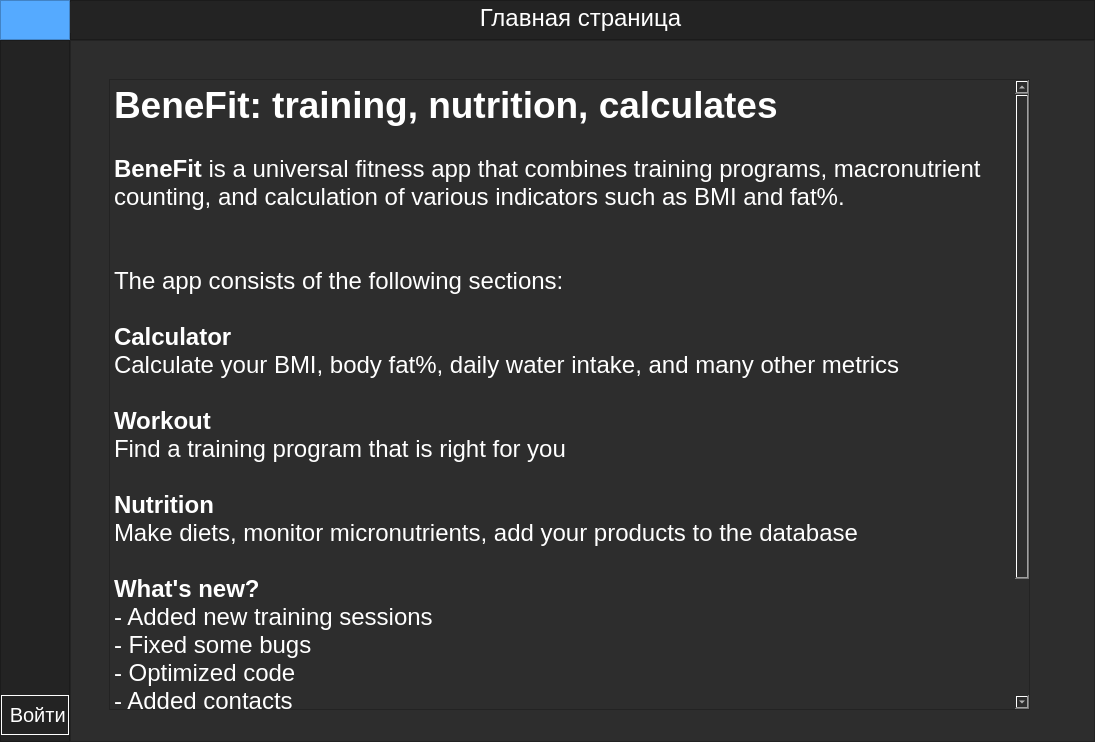
Before: the Qt Designer form ui_main.ui in AlGaRitm2020/BeneFit, drawn with Qt 5.
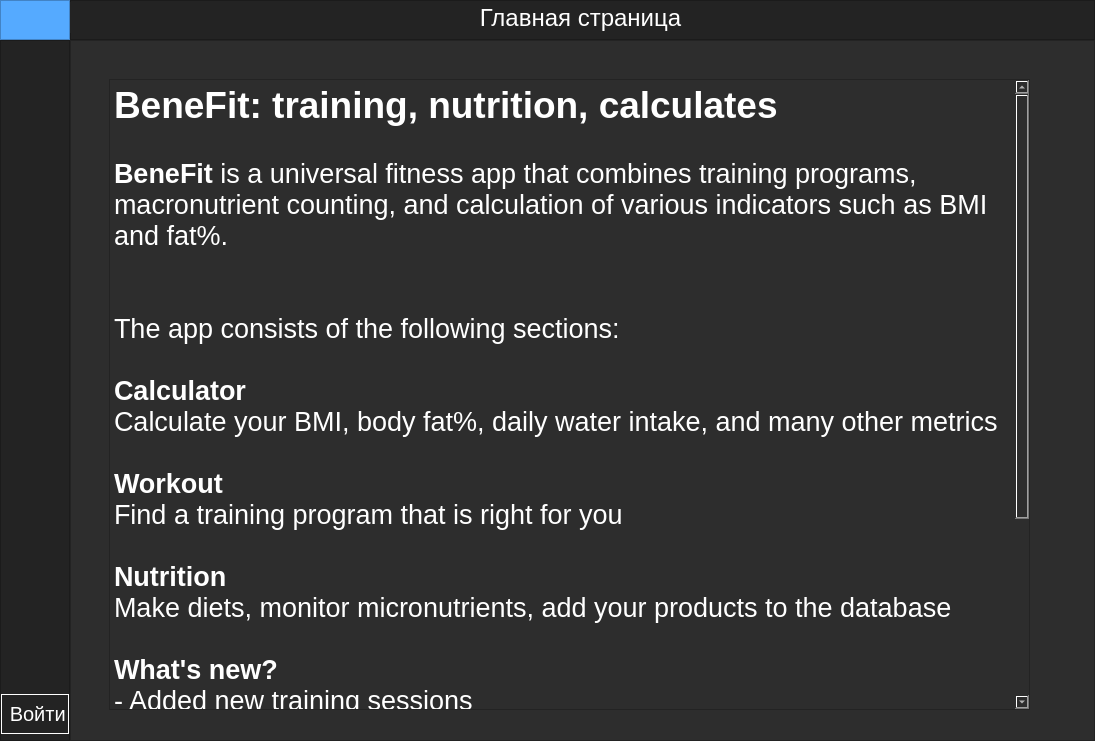
After: the same form once the commit is applied. The open tabs and pages were chosen to show the change. Icons and pictures are not drawn.

```diff
--- a/ui_main.ui
+++ b/ui_main.ui
@@ -7,7 +7,7 @@
     <x>0</x>
     <y>0</y>
     <width>1095</width>
-    <height>742</height>
+    <height>741</height>
    </rect>
   </property>
   <property name="minimumSize">
@@ -1551,31 +1551,31 @@
 p, li { white-space: pre-wrap; }
 &lt;/style&gt;&lt;/head&gt;&lt;body style=&quot; font-family:'MS Shell Dlg 2'; font-size:20px; font-weight:400; font-style:normal;&quot;&gt;
 &lt;p style=&quot; margin-top:0px; margin-bottom:0px; margin-left:0px; margin-right:0px; -qt-block-indent:0; text-indent:0px;&quot;&gt;&lt;span style=&quot; font-family:'Franklin Gothic Mediumi','sand-serif'; font-size:28pt; font-weight:600;&quot;&gt;BeneFit: training, nutrition, calculates&lt;/span&gt;&lt;/p&gt;
-&lt;p style=&quot;-qt-paragraph-type:empty; margin-top:0px; margin-bottom:0px; margin-left:0px; margin-right:0px; -qt-block-indent:0; text-indent:0px; font-family:'Franklin Gothic Mediumi','sand-serif'; font-size:18pt;&quot;&gt;&lt;br /&gt;&lt;/p&gt;
-&lt;p style=&quot; margin-top:0px; margin-bottom:0px; margin-left:0px; margin-right:0px; -qt-block-indent:0; text-indent:0px;&quot;&gt;&lt;span style=&quot; font-family:'Franklin Gothic Mediumi','sand-serif'; font-size:18pt; font-weight:600;&quot;&gt;BeneFit&lt;/span&gt;&lt;span style=&quot; font-family:'Franklin Gothic Mediumi','sand-serif'; font-size:18pt;&quot;&gt; is a universal fitness app that combines training programs, macronutrient counting, and calculation of various indicators such as BMI and fat%.&lt;/span&gt;&lt;/p&gt;
-&lt;p style=&quot;-qt-paragraph-type:empty; margin-top:0px; margin-bottom:0px; margin-left:0px; margin-right:0px; -qt-block-indent:0; text-indent:0px; font-family:'Franklin Gothic Mediumi','sand-serif'; font-size:18pt;&quot;&gt;&lt;br /&gt;&lt;/p&gt;
-&lt;p style=&quot;-qt-paragraph-type:empty; margin-top:0px; margin-bottom:0px; margin-left:0px; margin-right:0px; -qt-block-indent:0; text-indent:0px; font-family:'Franklin Gothic Mediumi','sand-serif'; font-size:18pt;&quot;&gt;&lt;br /&gt;&lt;/p&gt;
-&lt;p style=&quot; margin-top:0px; margin-bottom:0px; margin-left:0px; margin-right:0px; -qt-block-indent:0; text-indent:0px;&quot;&gt;&lt;span style=&quot; font-family:'Franklin Gothic Mediumi','sand-serif'; font-size:18pt;&quot;&gt;The app consists of the following sections: &lt;/span&gt;&lt;/p&gt;
-&lt;p style=&quot;-qt-paragraph-type:empty; margin-top:0px; margin-bottom:0px; margin-left:0px; margin-right:0px; -qt-block-indent:0; text-indent:0px; font-family:'Franklin Gothic Mediumi','sand-serif'; font-size:18pt;&quot;&gt;&lt;br /&gt;&lt;/p&gt;
-&lt;p style=&quot; margin-top:0px; margin-bottom:0px; margin-left:0px; margin-right:0px; -qt-block-indent:0; text-indent:0px;&quot;&gt;&lt;span style=&quot; font-family:'Franklin Gothic Mediumi','sand-serif'; font-size:18pt; font-weight:600;&quot;&gt;Calculator&lt;/span&gt;&lt;/p&gt;
-&lt;p style=&quot; margin-top:0px; margin-bottom:0px; margin-left:0px; margin-right:0px; -qt-block-indent:0; text-indent:0px;&quot;&gt;&lt;span style=&quot; font-family:'Franklin Gothic Mediumi','sand-serif'; font-size:18pt;&quot;&gt;Calculate your BMI, body fat%, daily water intake, and many other metrics&lt;/span&gt;&lt;/p&gt;
-&lt;p style=&quot;-qt-paragraph-type:empty; margin-top:0px; margin-bottom:0px; margin-left:0px; margin-right:0px; -qt-block-indent:0; text-indent:0px; font-family:'Franklin Gothic Mediumi','sand-serif'; font-size:18pt;&quot;&gt;&lt;br /&gt;&lt;/p&gt;
-&lt;p style=&quot; margin-top:0px; margin-bottom:0px; margin-left:0px; margin-right:0px; -qt-block-indent:0; text-indent:0px;&quot;&gt;&lt;span style=&quot; font-family:'Franklin Gothic Mediumi','sand-serif'; font-size:18pt; font-weight:600;&quot;&gt;Workout &lt;/span&gt;&lt;/p&gt;
-&lt;p style=&quot; margin-top:0px; margin-bottom:0px; margin-left:0px; margin-right:0px; -qt-block-indent:0; text-indent:0px;&quot;&gt;&lt;span style=&quot; font-family:'Franklin Gothic Mediumi','sand-serif'; font-size:18pt;&quot;&gt;Find a training program that is right for you&lt;/span&gt;&lt;/p&gt;
-&lt;p style=&quot;-qt-paragraph-type:empty; margin-top:0px; margin-bottom:0px; margin-left:0px; margin-right:0px; -qt-block-indent:0; text-indent:0px; font-family:'Franklin Gothic Mediumi','sand-serif'; font-size:18pt;&quot;&gt;&lt;br /&gt;&lt;/p&gt;
-&lt;p style=&quot; margin-top:0px; margin-bottom:0px; margin-left:0px; margin-right:0px; -qt-block-indent:0; text-indent:0px;&quot;&gt;&lt;span style=&quot; font-family:'Franklin Gothic Mediumi','sand-serif'; font-size:18pt; font-weight:600;&quot;&gt;Nutrition&lt;/span&gt;&lt;/p&gt;
-&lt;p style=&quot; margin-top:0px; margin-bottom:0px; margin-left:0px; margin-right:0px; -qt-block-indent:0; text-indent:0px;&quot;&gt;&lt;span style=&quot; font-family:'Franklin Gothic Mediumi','sand-serif'; font-size:18pt;&quot;&gt;Make diets, monitor micronutrients, add your products to the database&lt;/span&gt;&lt;/p&gt;
-&lt;p style=&quot;-qt-paragraph-type:empty; margin-top:0px; margin-bottom:0px; margin-left:0px; margin-right:0px; -qt-block-indent:0; text-indent:0px; font-family:'Franklin Gothic Mediumi','sand-serif'; font-size:18pt;&quot;&gt;&lt;br /&gt;&lt;/p&gt;
-&lt;p style=&quot; margin-top:0px; margin-bottom:0px; margin-left:0px; margin-right:0px; -qt-block-indent:0; text-indent:0px;&quot;&gt;&lt;span style=&quot; font-family:'Franklin Gothic Mediumi','sand-serif'; font-size:18pt; font-weight:600;&quot;&gt;What's new?&lt;/span&gt;&lt;/p&gt;
-&lt;p style=&quot; margin-top:0px; margin-bottom:0px; margin-left:0px; margin-right:0px; -qt-block-indent:0; text-indent:0px;&quot;&gt;&lt;span style=&quot; font-family:'Franklin Gothic Mediumi','sand-serif'; font-size:18pt;&quot;&gt;- Added new training sessions&lt;/span&gt;&lt;/p&gt;
-&lt;p style=&quot; margin-top:0px; margin-bottom:0px; margin-left:0px; margin-right:0px; -qt-block-indent:0; text-indent:0px;&quot;&gt;&lt;span style=&quot; font-family:'Franklin Gothic Mediumi','sand-serif'; font-size:18pt;&quot;&gt;- Fixed some bugs&lt;/span&gt;&lt;/p&gt;
-&lt;p style=&quot; margin-top:0px; margin-bottom:0px; margin-left:0px; margin-right:0px; -qt-block-indent:0; text-indent:0px;&quot;&gt;&lt;span style=&quot; font-family:'Franklin Gothic Mediumi','sand-serif'; font-size:18pt;&quot;&gt;- Optimized code&lt;/span&gt;&lt;/p&gt;
-&lt;p style=&quot; margin-top:0px; margin-bottom:0px; margin-left:0px; margin-right:0px; -qt-block-indent:0; text-indent:0px;&quot;&gt;&lt;span style=&quot; font-family:'Franklin Gothic Mediumi','sand-serif'; font-size:18pt;&quot;&gt;- Added contacts&lt;/span&gt;&lt;/p&gt;
-&lt;p style=&quot; margin-top:0px; margin-bottom:0px; margin-left:0px; margin-right:0px; -qt-block-indent:0; text-indent:0px;&quot;&gt;&lt;span style=&quot; font-family:'Franklin Gothic Mediumi','sand-serif'; font-size:18pt;&quot;&gt;-V. 0. 8. 2&lt;/span&gt;&lt;/p&gt;
-&lt;p style=&quot;-qt-paragraph-type:empty; margin-top:0px; margin-bottom:0px; margin-left:0px; margin-right:0px; -qt-block-indent:0; text-indent:0px; font-family:'Franklin Gothic Mediumi','sand-serif'; font-size:18pt;&quot;&gt;&lt;br /&gt;&lt;/p&gt;
-&lt;p style=&quot; margin-top:0px; margin-bottom:0px; margin-left:0px; margin-right:0px; -qt-block-indent:0; text-indent:0px;&quot;&gt;&lt;span style=&quot; font-family:'Franklin Gothic Mediumi','sand-serif'; font-size:18pt; font-weight:600;&quot;&gt;Contacts&lt;/span&gt;&lt;/p&gt;
-&lt;p style=&quot; margin-top:0px; margin-bottom:0px; margin-left:0px; margin-right:0px; -qt-block-indent:0; text-indent:0px;&quot;&gt;&lt;span style=&quot; font-family:'Franklin Gothic Mediumi','sand-serif'; font-size:18pt;&quot;&gt;For all questions and suggestions, write to&lt;/span&gt;&lt;/p&gt;
-&lt;p style=&quot; margin-top:0px; margin-bottom:0px; margin-left:0px; margin-right:0px; -qt-block-indent:0; text-indent:0px;&quot;&gt;&lt;span style=&quot; font-family:'Franklin Gothic Mediumi','sand-serif'; font-size:18pt; font-weight:600; color:#ffffff;&quot;&gt;benefitapphelp@yandex.ru&lt;/span&gt;&lt;/p&gt;&lt;/body&gt;&lt;/html&gt;</string>
+&lt;p style=&quot;-qt-paragraph-type:empty; margin-top:0px; margin-bottom:0px; margin-left:0px; margin-right:0px; -qt-block-indent:0; text-indent:0px; font-family:'Franklin Gothic Mediumi','sand-serif'; font-size:20pt;&quot;&gt;&lt;br /&gt;&lt;/p&gt;
+&lt;p style=&quot; margin-top:0px; margin-bottom:0px; margin-left:0px; margin-right:0px; -qt-block-indent:0; text-indent:0px;&quot;&gt;&lt;span style=&quot; font-family:'Franklin Gothic Mediumi','sand-serif'; font-size:20pt; font-weight:600;&quot;&gt;BeneFit&lt;/span&gt;&lt;span style=&quot; font-family:'Franklin Gothic Mediumi','sand-serif'; font-size:20pt;&quot;&gt; is a universal fitness app that combines training programs, macronutrient counting, and calculation of various indicators such as BMI and fat%.&lt;/span&gt;&lt;/p&gt;
+&lt;p style=&quot;-qt-paragraph-type:empty; margin-top:0px; margin-bottom:0px; margin-left:0px; margin-right:0px; -qt-block-indent:0; text-indent:0px; font-family:'Franklin Gothic Mediumi','sand-serif'; font-size:20pt;&quot;&gt;&lt;br /&gt;&lt;/p&gt;
+&lt;p style=&quot;-qt-paragraph-type:empty; margin-top:0px; margin-bottom:0px; margin-left:0px; margin-right:0px; -qt-block-indent:0; text-indent:0px; font-family:'Franklin Gothic Mediumi','sand-serif'; font-size:20pt;&quot;&gt;&lt;br /&gt;&lt;/p&gt;
+&lt;p style=&quot; margin-top:0px; margin-bottom:0px; margin-left:0px; margin-right:0px; -qt-block-indent:0; text-indent:0px;&quot;&gt;&lt;span style=&quot; font-family:'Franklin Gothic Mediumi','sand-serif'; font-size:20pt;&quot;&gt;The app consists of the following sections: &lt;/span&gt;&lt;/p&gt;
+&lt;p style=&quot;-qt-paragraph-type:empty; margin-top:0px; margin-bottom:0px; margin-left:0px; margin-right:0px; -qt-block-indent:0; text-indent:0px; font-family:'Franklin Gothic Mediumi','sand-serif'; font-size:20pt;&quot;&gt;&lt;br /&gt;&lt;/p&gt;
+&lt;p style=&quot; margin-top:0px; margin-bottom:0px; margin-left:0px; margin-right:0px; -qt-block-indent:0; text-indent:0px;&quot;&gt;&lt;span style=&quot; font-family:'Franklin Gothic Mediumi','sand-serif'; font-size:20pt; font-weight:600;&quot;&gt;Calculator&lt;/span&gt;&lt;/p&gt;
+&lt;p style=&quot; margin-top:0px; margin-bottom:0px; margin-left:0px; margin-right:0px; -qt-block-indent:0; text-indent:0px;&quot;&gt;&lt;span style=&quot; font-family:'Franklin Gothic Mediumi','sand-serif'; font-size:20pt;&quot;&gt;Calculate your BMI, body fat%, daily water intake, and many other metrics&lt;/span&gt;&lt;/p&gt;
+&lt;p style=&quot;-qt-paragraph-type:empty; margin-top:0px; margin-bottom:0px; margin-left:0px; margin-right:0px; -qt-block-indent:0; text-indent:0px; font-family:'Franklin Gothic Mediumi','sand-serif'; font-size:20pt;&quot;&gt;&lt;br /&gt;&lt;/p&gt;
+&lt;p style=&quot; margin-top:0px; margin-bottom:0px; margin-left:0px; margin-right:0px; -qt-block-indent:0; text-indent:0px;&quot;&gt;&lt;span style=&quot; font-family:'Franklin Gothic Mediumi','sand-serif'; font-size:20pt; font-weight:600;&quot;&gt;Workout &lt;/span&gt;&lt;/p&gt;
+&lt;p style=&quot; margin-top:0px; margin-bottom:0px; margin-left:0px; margin-right:0px; -qt-block-indent:0; text-indent:0px;&quot;&gt;&lt;span style=&quot; font-family:'Franklin Gothic Mediumi','sand-serif'; font-size:20pt;&quot;&gt;Find a training program that is right for you&lt;/span&gt;&lt;/p&gt;
+&lt;p style=&quot;-qt-paragraph-type:empty; margin-top:0px; margin-bottom:0px; margin-left:0px; margin-right:0px; -qt-block-indent:0; text-indent:0px; font-family:'Franklin Gothic Mediumi','sand-serif'; font-size:20pt;&quot;&gt;&lt;br /&gt;&lt;/p&gt;
+&lt;p style=&quot; margin-top:0px; margin-bottom:0px; margin-left:0px; margin-right:0px; -qt-block-indent:0; text-indent:0px;&quot;&gt;&lt;span style=&quot; font-family:'Franklin Gothic Mediumi','sand-serif'; font-size:20pt; font-weight:600;&quot;&gt;Nutrition&lt;/span&gt;&lt;/p&gt;
+&lt;p style=&quot; margin-top:0px; margin-bottom:0px; margin-left:0px; margin-right:0px; -qt-block-indent:0; text-indent:0px;&quot;&gt;&lt;span style=&quot; font-family:'Franklin Gothic Mediumi','sand-serif'; font-size:20pt;&quot;&gt;Make diets, monitor micronutrients, add your products to the database&lt;/span&gt;&lt;/p&gt;
+&lt;p style=&quot;-qt-paragraph-type:empty; margin-top:0px; margin-bottom:0px; margin-left:0px; margin-right:0px; -qt-block-indent:0; text-indent:0px; font-family:'Franklin Gothic Mediumi','sand-serif'; font-size:20pt;&quot;&gt;&lt;br /&gt;&lt;/p&gt;
+&lt;p style=&quot; margin-top:0px; margin-bottom:0px; margin-left:0px; margin-right:0px; -qt-block-indent:0; text-indent:0px;&quot;&gt;&lt;span style=&quot; font-family:'Franklin Gothic Mediumi','sand-serif'; font-size:20pt; font-weight:600;&quot;&gt;What's new?&lt;/span&gt;&lt;/p&gt;
+&lt;p style=&quot; margin-top:0px; margin-bottom:0px; margin-left:0px; margin-right:0px; -qt-block-indent:0; text-indent:0px;&quot;&gt;&lt;span style=&quot; font-family:'Franklin Gothic Mediumi','sand-serif'; font-size:20pt;&quot;&gt;- Added new training sessions&lt;/span&gt;&lt;/p&gt;
+&lt;p style=&quot; margin-top:0px; margin-bottom:0px; margin-left:0px; margin-right:0px; -qt-block-indent:0; text-indent:0px;&quot;&gt;&lt;span style=&quot; font-family:'Franklin Gothic Mediumi','sand-serif'; font-size:20pt;&quot;&gt;- Fixed some bugs&lt;/span&gt;&lt;/p&gt;
+&lt;p style=&quot; margin-top:0px; margin-bottom:0px; margin-left:0px; margin-right:0px; -qt-block-indent:0; text-indent:0px;&quot;&gt;&lt;span style=&quot; font-family:'Franklin Gothic Mediumi','sand-serif'; font-size:20pt;&quot;&gt;- Optimized code&lt;/span&gt;&lt;/p&gt;
+&lt;p style=&quot; margin-top:0px; margin-bottom:0px; margin-left:0px; margin-right:0px; -qt-block-indent:0; text-indent:0px;&quot;&gt;&lt;span style=&quot; font-family:'Franklin Gothic Mediumi','sand-serif'; font-size:20pt;&quot;&gt;- Added contacts&lt;/span&gt;&lt;/p&gt;
+&lt;p style=&quot; margin-top:0px; margin-bottom:0px; margin-left:0px; margin-right:0px; -qt-block-indent:0; text-indent:0px;&quot;&gt;&lt;span style=&quot; font-family:'Franklin Gothic Mediumi','sand-serif'; font-size:20pt;&quot;&gt;-V. 0. 8. 2&lt;/span&gt;&lt;/p&gt;
+&lt;p style=&quot;-qt-paragraph-type:empty; margin-top:0px; margin-bottom:0px; margin-left:0px; margin-right:0px; -qt-block-indent:0; text-indent:0px; font-family:'Franklin Gothic Mediumi','sand-serif'; font-size:20pt;&quot;&gt;&lt;br /&gt;&lt;/p&gt;
+&lt;p style=&quot; margin-top:0px; margin-bottom:0px; margin-left:0px; margin-right:0px; -qt-block-indent:0; text-indent:0px;&quot;&gt;&lt;span style=&quot; font-family:'Franklin Gothic Mediumi','sand-serif'; font-size:20pt; font-weight:600;&quot;&gt;Contacts&lt;/span&gt;&lt;/p&gt;
+&lt;p style=&quot; margin-top:0px; margin-bottom:0px; margin-left:0px; margin-right:0px; -qt-block-indent:0; text-indent:0px;&quot;&gt;&lt;span style=&quot; font-family:'Franklin Gothic Mediumi','sand-serif'; font-size:20pt;&quot;&gt;For all questions and suggestions, write to&lt;/span&gt;&lt;/p&gt;
+&lt;p style=&quot; margin-top:0px; margin-bottom:0px; margin-left:0px; margin-right:0px; -qt-block-indent:0; text-indent:0px;&quot;&gt;&lt;span style=&quot; font-family:'Franklin Gothic Mediumi','sand-serif'; font-size:20pt; font-weight:600; color:#ffffff;&quot;&gt;benefitapphelp@yandex.ru&lt;/span&gt;&lt;/p&gt;&lt;/body&gt;&lt;/html&gt;</string>
                 </property>
                </widget>
               </widget>
```
Left out of the diff: 90 changed lines with no effect on the pictures.
